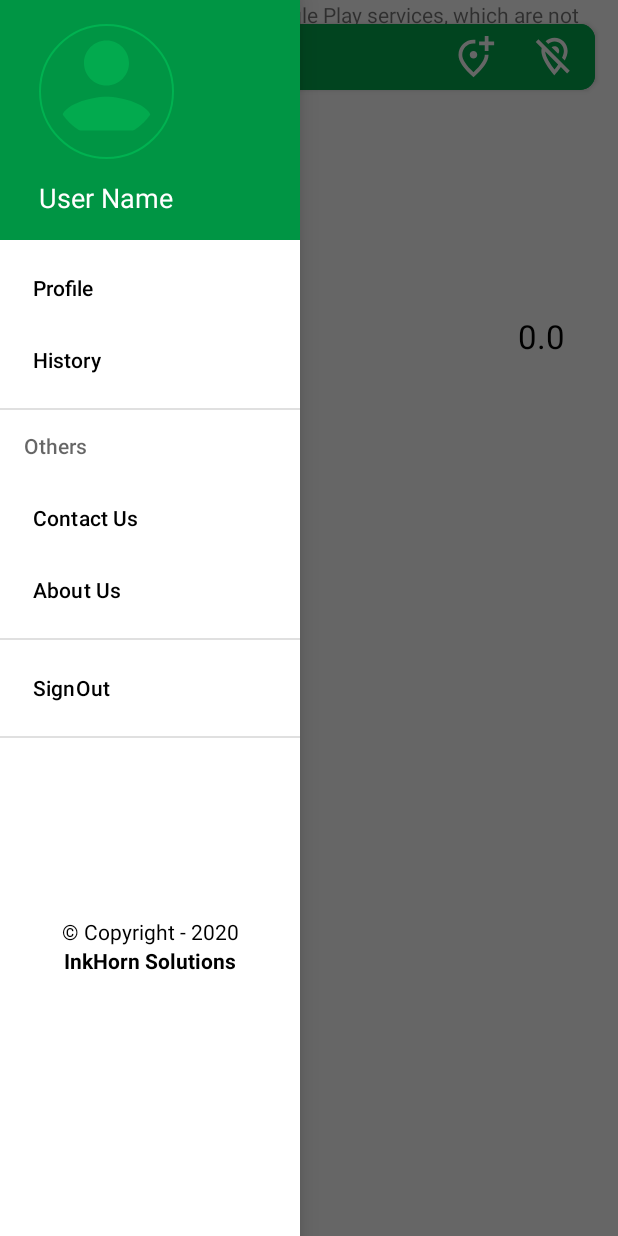
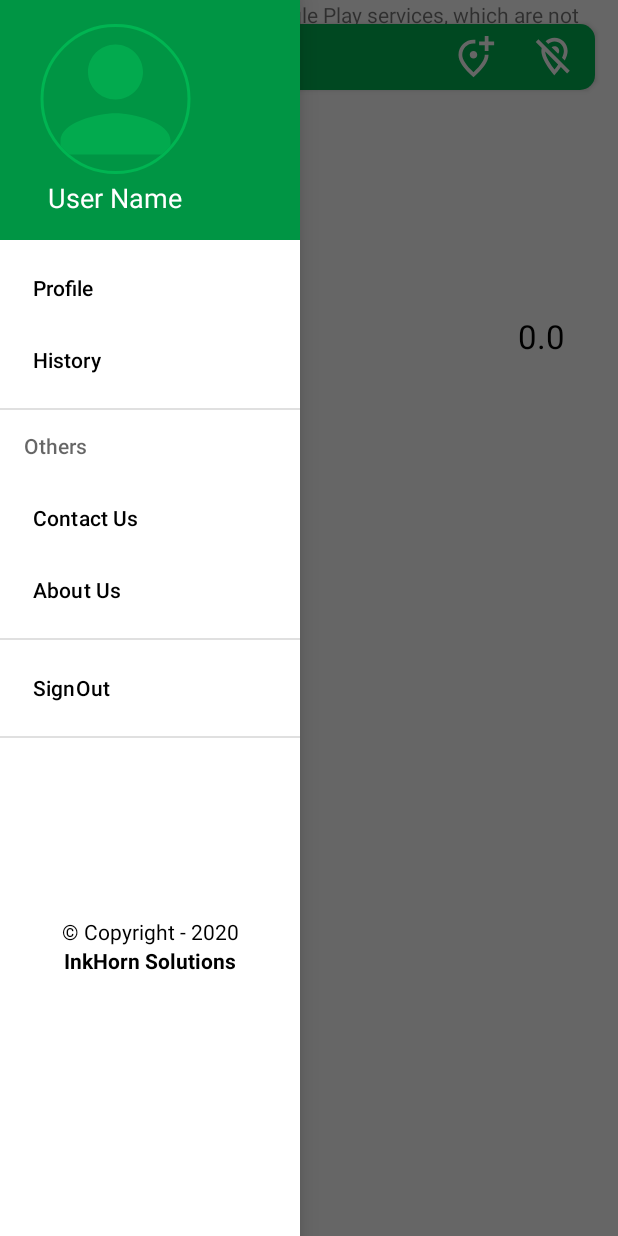
Before and after one commit to UzairAhmed7623/riderApp, an Android app: the MainActivity screen opened directly, with no data from a screen before it, with the side drawer open, on a phone screen of 412 x 824 dp. Run offline under Robolectric (Android 15) with nearby library versions, the phone set to English and light mode, and no system bars; our stand-ins replace CircleImageView, Firebase (no records; nobody signed in at launch, a user with empty details on screens opened directly); libraries missing offline, so code that uses them is left out: com.karumi.dexter; pictures from the network do not load.

Commit message:
Commit 5!

```diff
--- a/app/build.gradle
+++ b/app/build.gradle
@@ -30,6 +30,7 @@ dependencies {
     implementation 'androidx.appcompat:appcompat:1.2.0'
     implementation 'androidx.constraintlayout:constraintlayout:2.0.4'
     implementation 'androidx.legacy:legacy-support-v4:1.0.0'
+    implementation 'com.google.firebase:firebase-storage:19.2.1'
     testImplementation 'junit:junit:4.13.1'
     androidTestImplementation 'androidx.test.ext:junit:1.1.2'
     androidTestImplementation 'androidx.test.espresso:espresso-core:3.3.0'
@@ -60,5 +61,7 @@ dependencies {
     implementation 'de.hdodenhof:circleimageview:3.1.0'
     implementation "com.airbnb.android:lottie:3.6.0"
 
+    implementation 'com.github.bumptech.glide:glide:4.11.0'
+    annotationProcessor 'com.github.bumptech.glide:compiler:4.11.0'
 
 }
--- a/app/src/main/AndroidManifest.xml
+++ b/app/src/main/AndroidManifest.xml
@@ -13,6 +13,9 @@
     <uses-permission android:name="android.permission.CALL_PHONE" />
     <uses-permission android:name="android.permission.ACCESS_NETWORK_STATE"/>
     <uses-permission android:name="android.permission.ACCESS_WIFI_STATE"/>
+    <uses-permission android:name="android.permission.READ_EXTERNAL_STORAGE"/>
+    <uses-permission android:name="android.permission.WRITE_EXTERNAL_STORAGE"/>
+
 
     <application
         android:allowBackup="true"
@@ -42,7 +45,6 @@
             android:name="com.google.android.geo.API_KEY"
             android:value="@string/google_maps_key" />
 
-        <activity android:name=".Route" android:label="@string/title_activity_route"></activity>
         <activity android:name=".LoginActivity"></activity>
         <activity android:name=".MainActivity" android:theme="@style/AppTheme.NoActionBar"></activity>
 
--- a/app/src/main/java/com/example/dashboard1/MainActivity.java
+++ b/app/src/main/java/com/example/dashboard1/MainActivity.java
@@ -1,6 +1,7 @@
 package com.example.dashboard1;
 
 import android.Manifest;
+import android.annotation.SuppressLint;
 import android.app.Activity;
 import android.app.ActivityOptions;
 import android.app.AlarmManager;
@@ -15,6 +16,7 @@ import android.location.LocationManager;
 import android.net.Uri;
 import android.os.Bundle;
 import android.os.Handler;
+import android.os.Parcelable;
 import android.text.format.DateFormat;
 import android.util.Log;
 import android.view.Menu;
@@ -32,6 +34,7 @@ import androidx.core.content.ContextCompat;
 import androidx.core.view.GravityCompat;
 import androidx.drawerlayout.widget.DrawerLayout;
 
+import com.bumptech.glide.Glide;
 import com.google.android.gms.common.api.ResolvableApiException;
 import com.google.android.gms.location.FusedLocationProviderClient;
 import com.google.android.gms.location.LocationRequest;
@@ -68,6 +71,8 @@ import java.util.HashMap;
 import java.util.Locale;
 import java.util.Map;
 
+import de.hdodenhof.circleimageview.CircleImageView;
+
 public class MainActivity extends AppCompatActivity implements OnMapReadyCallback, NavigationView.OnNavigationItemSelectedListener {
 
     private static final float MINIMUM_DISTANCE_BETWEEN_POINTS = 1; // If the user hasn't moved at least 10 meters, we will not take the location into account
@@ -88,6 +93,7 @@ public class MainActivity extends AppCompatActivity implements OnMapReadyCallbac
     private Intent intent;
     private BottomSheetDialog bottomSheetDialog;
     private TextView tvUserName;
+    private CircleImageView ivProfilePic;
 
     public static MainActivity getInstance() {
         return instance;
@@ -119,12 +125,61 @@ public class MainActivity extends AppCompatActivity implements OnMapReadyCallbac
         tvUserName = (TextView) header_View.findViewById(R.id.tvUserName);
         headerTextView();
 
+        ivProfilePic = (CircleImageView) header_View.findViewById(R.id.ivProfilePic);
+        headerImage();
+
         tvDis = (TextView) findViewById(R.id.tvDis);
 
         fusedLocationProviderClient = LocationServices.getFusedLocationProviderClient(this);
 
         SupportMapFragment supportMapFragment = (SupportMapFragment) getSupportFragmentManager().findFragmentById(R.id.fragMap);
         supportMapFragment.getMapAsync(MainActivity.this);
+    }
+
+    public void headerTextView(){
+        DocumentReference documentReference = firebaseFirestore.collection("Users").document(firebaseAuth.getUid());
+        documentReference.get().addOnCompleteListener(new OnCompleteListener<DocumentSnapshot>() {
+            @Override
+            public void onComplete(@NonNull Task<DocumentSnapshot> task) {
+                if (task.isSuccessful()){
+                    DocumentSnapshot documentSnapshot = task.getResult();
+                    if (documentSnapshot.exists()){
+                        String fuser_Name = documentSnapshot.getString("First Name");
+                        String luser_Name = documentSnapshot.getString("Last Name");
+                        tvUserName.setText(fuser_Name +" "+luser_Name);;
+                    }
+                    else {
+                        Toast.makeText(MainActivity.this, "No data found!", Toast.LENGTH_SHORT).show();
+                    }
+                }
+                else {
+                    Log.d("TAG", task.getException().getMessage());
+                }
+            }
+        });
+    }
+
+    public void headerImage(){
+        DocumentReference documentReference = firebaseFirestore.collection("Users").document(firebaseAuth.getUid());
+        documentReference.get().addOnCompleteListener(new OnCompleteListener<DocumentSnapshot>() {
+            @Override
+            public void onComplete(@NonNull Task<DocumentSnapshot> task) {
+                if (task.isSuccessful()){
+                    DocumentSnapshot documentSnapshot = task.getResult();
+                    if (documentSnapshot.exists()){
+                        String imageUri = documentSnapshot.getString("imageProfile");
+                        Glide.with(MainActivity.this).load(imageUri).into(ivProfilePic);
+
+                    }
+                    else {
+                        Log.d("TAG", "No data found!");
+                    }
+                }
+                else {
+                    Log.d("TAG", task.getException().getMessage());
+                }
+            }
+        });
     }
 
     private void isGPSOn() {
@@ -176,6 +231,7 @@ public class MainActivity extends AppCompatActivity implements OnMapReadyCallbac
         });
     }
 
+    @SuppressLint("ShortAlarm")
     private void startLocationService() {
 
         alarmManager = (AlarmManager) this.getSystemService(Context.ALARM_SERVICE);
@@ -285,29 +341,6 @@ public class MainActivity extends AppCompatActivity implements OnMapReadyCallbac
 
     public void calculateDistance(float dis) {
         tvDis.setText(String.valueOf(dis));
-    }
-
-    public void headerTextView(){
-        DocumentReference documentReference = firebaseFirestore.collection("Users").document(firebaseAuth.getUid());
-        documentReference.get().addOnCompleteListener(new OnCompleteListener<DocumentSnapshot>() {
-            @Override
-            public void onComplete(@NonNull Task<DocumentSnapshot> task) {
-                if (task.isSuccessful()){
-                    DocumentSnapshot documentSnapshot = task.getResult();
-                    if (documentSnapshot.exists()){
-                        String fuser_Name = documentSnapshot.getString("First Name");
-                        String luser_Name = documentSnapshot.getString("Last Name");
-                        tvUserName.setText(fuser_Name +" "+luser_Name);;
-                    }
-                    else {
-                        Toast.makeText(MainActivity.this, "No data found!", Toast.LENGTH_SHORT).show();
-                    }
-                }
-                else {
-                    Log.d("TAG", task.getException().getMessage());
-                }
-            }
-        });
     }
 
     @Override
@@ -435,7 +468,7 @@ public class MainActivity extends AppCompatActivity implements OnMapReadyCallbac
                 }
                 break;
 
-            case R.id.location:
+            case R.id.startLocation:
                 Dexter.withContext(MainActivity.this).withPermission(Manifest.permission.ACCESS_FINE_LOCATION).withListener(new PermissionListener() {
                     @Override
                     public void onPermissionGranted(PermissionGrantedResponse response) {
--- a/app/src/main/res/layout/activity_main.xml
+++ b/app/src/main/res/layout/activity_main.xml
@@ -39,13 +39,12 @@
             <com.google.android.material.appbar.AppBarLayout
                 android:layout_width="match_parent"
                 android:layout_height="wrap_content"
-                android:theme="@style/ThemeOverlay.AppCompat.Dark.ActionBar">
+                android:theme="@style/ThemeOverlay.MaterialComponents.Dark.ActionBar">
 
                 <androidx.appcompat.widget.Toolbar
                     android:id="@+id/toolbar"
                     android:layout_width="match_parent"
                     android:layout_height="match_parent"
-                    android:background="#02AA4E"
                     app:menu="@menu/toolbarmenu"
                     >
 
--- a/app/src/main/res/layout/navigation_header.xml
+++ b/app/src/main/res/layout/navigation_header.xml
@@ -12,26 +12,21 @@
 
     <de.hdodenhof.circleimageview.CircleImageView
         android:id="@+id/ivProfilePic"
-        android:layout_width="90dp"
-        android:layout_height="90dp"
-        android:layout_marginStart="10dp"
-        android:layout_marginEnd="25dp"
-        android:background="@drawable/circle_image"
-        android:scrollY="4dp"
+        android:layout_width="110dp"
+        android:layout_height="100dp"
         android:src="@drawable/image_place_holder"
-        app:layout_constraintBottom_toBottomOf="parent"
-        app:layout_constraintEnd_toEndOf="parent"
-        app:layout_constraintHorizontal_bias="0.0"
-        app:layout_constraintStart_toStartOf="parent"
-        app:layout_constraintTop_toTopOf="parent"
-        app:layout_constraintVertical_bias="0.0" />
+        app:civ_border_color="@color/myColor"
+        app:civ_border_width="2dp"
+        app:layout_constraintBottom_toTopOf="@+id/tvUserName"
+        app:layout_constraintEnd_toEndOf="@+id/tvUserName"
+        app:layout_constraintStart_toStartOf="@+id/tvUserName"
+        app:layout_constraintTop_toTopOf="parent" />
 
     <TextView
         android:id="@+id/tvUserName"
         android:layout_width="wrap_content"
         android:layout_height="wrap_content"
-        android:layout_marginStart="10dp"
-        android:layout_marginBottom="0dp"
+        android:layout_marginStart="16dp"
         android:paddingTop="5dp"
         android:text="User Name"
         android:textAppearance="@style/TextAppearance.AppCompat.Body1"
--- a/app/src/main/res/menu/toolbarmenu.xml
+++ b/app/src/main/res/menu/toolbarmenu.xml
@@ -9,7 +9,7 @@
         android:title="Add location" />
 
     <item
-        android:id="@+id/location"
+        android:id="@+id/startLocation"
         app:showAsAction="ifRoom"
         android:icon="@drawable/location_off"
         android:title="location" />
```
Also changed, not shown: app/src/main/java/com/example/dashboard1/LocationService.java (+9 -10 lines), app/src/main/java/com/example/dashboard1/LoginActivity.java (+12 -17 lines), app/src/main/java/com/example/dashboard1/Profile.java (+143 -9 lines), app/src/main/java/com/example/dashboard1/Route.java (deleted, +0 -37 lines), app/src/main/java/com/example/dashboard1/SignUp.java (+15 -15 lines), app/src/main/java/com/example/dashboard1/VerifyPhoneNumber.java (+30 -0 lines), app/src/main/res/layout/activity_profile.xml (+5 -8 lines), app/src/main/res/layout/activity_route.xml (deleted, +0 -9 lines), app/src/main/res/raw/sondi_progressbar.json (deleted, +0 -1 lines).
